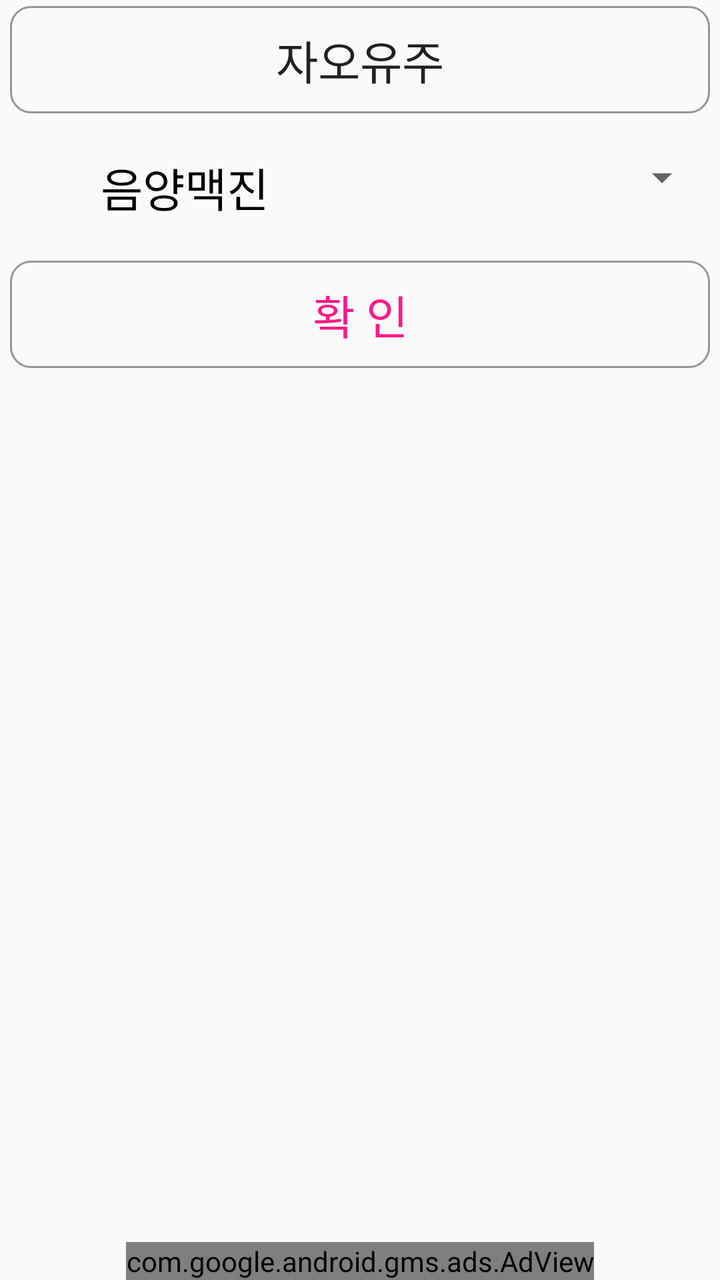
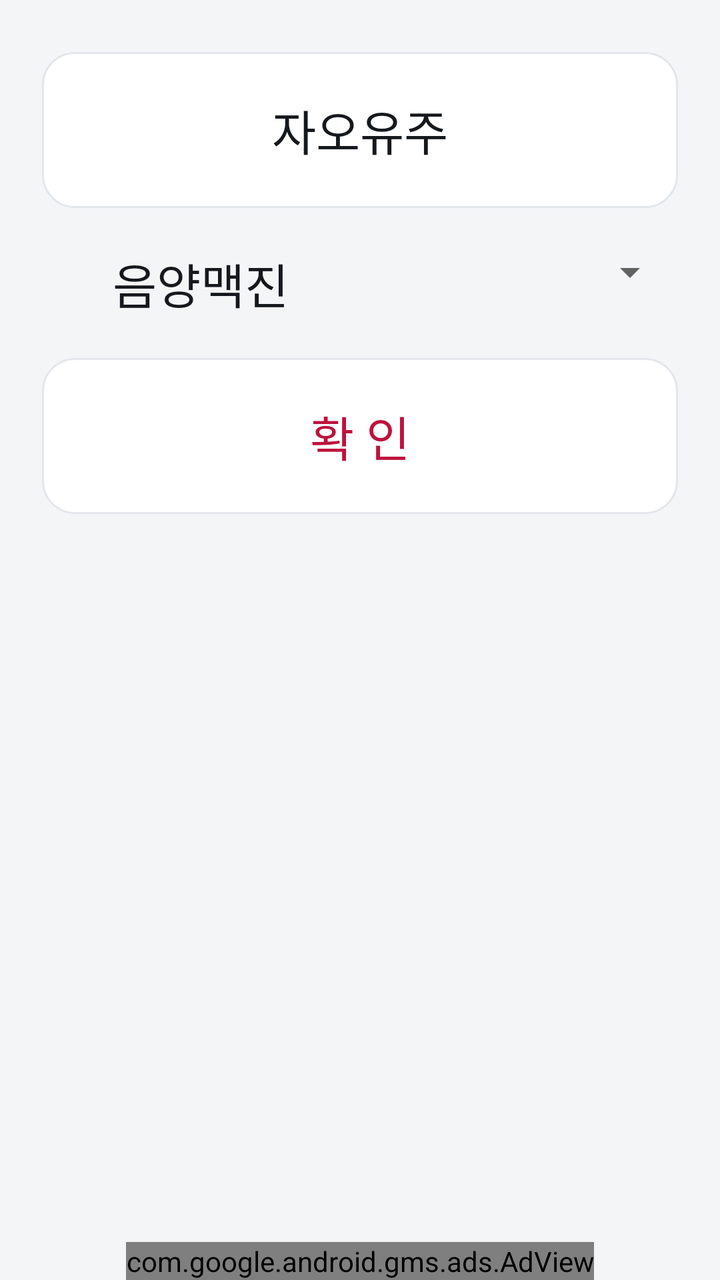

Before-and-after screenshots of an Android layout around one commit, followed by the original layout XML and the change that was made.
<!-- AndroidManifest.xml: application theme AppTheme -->
<!-- res/layout/activity_mac_jin.xml -->
<?xml version="1.0" encoding="utf-8"?>
<RelativeLayout xmlns:android="http://schemas.android.com/apk/res/android"
    xmlns:tools="http://schemas.android.com/tools"
    xmlns:ads="http://schemas.android.com/apk/res-auto"
    android:layout_width="match_parent"
    android:layout_height="match_parent"
    tools:context="com.sujichim.jasanjao2.quiz.MacJin">

    <com.google.android.gms.ads.AdView
        android:id="@+id/adView"
        android:layout_width="wrap_content"
        android:layout_height="wrap_content"
        android:layout_centerHorizontal="true"
        android:layout_alignParentBottom="true"
        ads:adSize="BANNER"
        ads:adUnitId="@string/banner_ad_unit_id" />

    <Button
        android:id="@+id/button_macjin"
        android:layout_width="fill_parent"
        android:layout_height="wrap_content"
        android:layout_alignParentTop="true"
        android:layout_centerHorizontal="true"
        android:layout_marginLeft="5dp"
        android:layout_marginRight="5dp"
        android:layout_marginTop="3dp"
        android:background="@drawable/button_test"
        android:text="자오유주"
        android:textSize="23dp" />

    <LinearLayout
        android:id="@+id/linearLayout"
        android:layout_width="match_parent"
        android:layout_height="wrap_content"
        android:layout_below="@+id/button_macjin"
        android:layout_centerHorizontal="true"
        android:layout_marginLeft="5dp"
        android:layout_marginRight="5dp"
        android:layout_marginTop="20dp"
        android:orientation="horizontal">

        <TextView
            android:id="@+id/textView"
            android:layout_width="match_parent"
            android:layout_height="wrap_content"
            android:layout_weight="1"
            android:gravity="center"
            android:text="음양맥진"
            android:textColor="#000000"
            android:textSize="23dp" />

        <Spinner
            android:id="@+id/spinner1"
            android:layout_width="match_parent"
            android:layout_height="wrap_content"
            android:layout_marginLeft="5dp"
            android:layout_weight="1" />

    </LinearLayout>

    <Button
        android:id="@+id/button_input"
        android:layout_width="fill_parent"
        android:layout_height="wrap_content"
        android:layout_below="@+id/linearLayout"
        android:layout_centerHorizontal="true"
        android:layout_marginLeft="5dp"
        android:layout_marginRight="5dp"
        android:layout_marginTop="20dp"
        android:background="@drawable/button_test"
        android:text="확 인"
        android:textColor="#FF1A85"
        android:textSize="23dp" />

</RelativeLayout>
<!-- resources referenced by this layout -->
<resources>
  <!-- drawable button_test (drawable) -->
  <?xml version="1.0" encoding="utf-8"?>
  <selector xmlns:android="http://schemas.android.com/apk/res/android">
    <item android:state_pressed="true" >
      <shape>
        <solid
            android:color="#E2E2E2" />
        <stroke
            android:width="1dp"
            android:color="#969696" />
        <padding
            android:left="10dp"
            android:top="10dp"
            android:right="10dp"
            android:bottom="10dp" />
        <corners android:radius="10dp" />  
      </shape>
    </item>
    <item>
      <shape>
        <solid
            android:startColor="#000000" />
        <stroke
            android:width="1dp"
            android:color="#969696" />
        <padding
            android:left="10dp"
            android:top="10dp"
            android:right="10dp"
            android:bottom="10dp" />
        <corners android:radius="10dp" />  
      </shape>
    </item>
  </selector>
  <string name="banner_ad_unit_id">ca-app-pub-1253642133922353/2152469025</string>
  <style name="AppTheme" parent="AppBaseTheme">
          
      </style>
  <style name="AppBaseTheme" parent="Theme.AppCompat.Light">
          
      </style>
</resources>

<!-- the commit's change to res/layout/activity_mac_jin.xml (unified diff, before → after) -->
@@ -2,6 +2,9 @@
 <RelativeLayout xmlns:android="http://schemas.android.com/apk/res/android"
     xmlns:tools="http://schemas.android.com/tools"
     xmlns:ads="http://schemas.android.com/apk/res-auto"
+    android:paddingLeft="16dp"
+    android:paddingRight="16dp"
+    android:paddingTop="14dp"
     android:layout_width="match_parent"
     android:layout_height="match_parent"
     tools:context="com.sujichim.jasanjao2.quiz.MacJin">
@@ -23,10 +26,10 @@
         android:layout_centerHorizontal="true"
         android:layout_marginLeft="5dp"
         android:layout_marginRight="5dp"
-        android:layout_marginTop="3dp"
+        android:layout_marginTop="12dp"
         android:background="@drawable/button_test"
         android:text="자오유주"
-        android:textSize="23dp" />
+        android:textSize="24sp" />
 
     <LinearLayout
         android:id="@+id/linearLayout"
@@ -46,8 +49,8 @@
             android:layout_weight="1"
             android:gravity="center"
             android:text="음양맥진"
-            android:textColor="#000000"
-            android:textSize="23dp" />
+            android:textColor="@color/text_primary"
+            android:textSize="24sp" />
 
         <Spinner
             android:id="@+id/spinner1"
@@ -69,7 +72,7 @@
         android:layout_marginTop="20dp"
         android:background="@drawable/button_test"
         android:text="확 인"
-        android:textColor="#FF1A85"
-        android:textSize="23dp" />
+        android:textColor="#BE123C"
+        android:textSize="24sp" />
 
 </RelativeLayout>
<!-- resource entries referenced after the edit -->
@@ -1,45 +1,65 @@
 <!-- resources referenced by this layout -->
 <resources>
+  <color name="text_primary">#15181C</color>
   <!-- drawable button_test (drawable) -->
   <?xml version="1.0" encoding="utf-8"?>
   <selector xmlns:android="http://schemas.android.com/apk/res/android">
-    <item android:state_pressed="true" >
-      <shape>
-        <solid
-            android:color="#E2E2E2" />
-        <stroke
-            android:width="1dp"
-            android:color="#969696" />
-        <padding
-            android:left="10dp"
-            android:top="10dp"
-            android:right="10dp"
-            android:bottom="10dp" />
-        <corners android:radius="10dp" />  
-      </shape>
-    </item>
-    <item>
-      <shape>
-        <solid
-            android:startColor="#000000" />
-        <stroke
-            android:width="1dp"
-            android:color="#969696" />
-        <padding
-            android:left="10dp"
-            android:top="10dp"
-            android:right="10dp"
-            android:bottom="10dp" />
-        <corners android:radius="10dp" />  
-      </shape>
-    </item>
+      <item android:state_pressed="true">
+          <shape android:shape="rectangle">
+              <solid android:color="@color/accent_soft" />
+              <stroke
+                  android:width="1dp"
+                  android:color="@color/accent" />
+              <padding
+                  android:left="12dp"
+                  android:top="12dp"
+                  android:right="12dp"
+                  android:bottom="12dp" />
+              <corners android:radius="16dp" />
+          </shape>
+      </item>
+      <item>
+          <shape android:shape="rectangle">
+              <solid android:color="@color/surface" />
+              <stroke
+                  android:width="1dp"
+                  android:color="@color/outline" />
+              <padding
+                  android:left="12dp"
+                  android:top="12dp"
+                  android:right="12dp"
+                  android:bottom="12dp" />
+              <corners android:radius="16dp" />
+          </shape>
+      </item>
   </selector>
   <string name="banner_ad_unit_id">ca-app-pub-1253642133922353/2152469025</string>
   <style name="AppTheme" parent="AppBaseTheme">
+          <item name="colorPrimary">@color/bar</item>
+          <item name="colorPrimaryDark">@color/bar_dark</item>
+          <item name="colorAccent">@color/accent</item>
+          <item name="android:windowBackground">@color/bg</item>
+          <item name="android:buttonStyle">@style/AppButton</item>
+      </style>
+  <color name="accent_soft">#E7F1EC</color>
+  <color name="accent">#1F6E43</color>
+  <color name="surface">#FFFFFF</color>
+  <color name="outline">#E3E6EA</color>
+  <style name="AppBaseTheme" parent="Theme.MaterialComponents.Light.Bridge">
           
       </style>
-  <style name="AppBaseTheme" parent="Theme.AppCompat.Light">
-          
+  <color name="bar">#14171A</color>
+  <color name="bar_dark">#0B0D0F</color>
+  <color name="bg">#F4F5F7</color>
+  <style name="AppButton" parent="Widget.AppCompat.Button">
+          <item name="android:background">@drawable/button_test</item>
+          <item name="android:textColor">@color/text_primary</item>
+          <item name="android:textSize">24sp</item>
+          <item name="android:fontFamily">sans-serif-medium</item>
+          <item name="android:textAllCaps">false</item>
+          <item name="android:minHeight">78dp</item>
+          <item name="android:stateListAnimator">@null</item>
+          <item name="android:elevation">0dp</item>
       </style>
 </resources>
 
